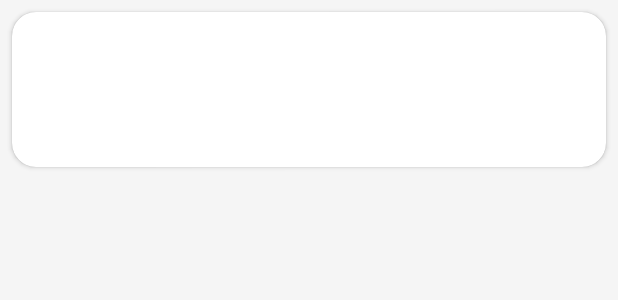
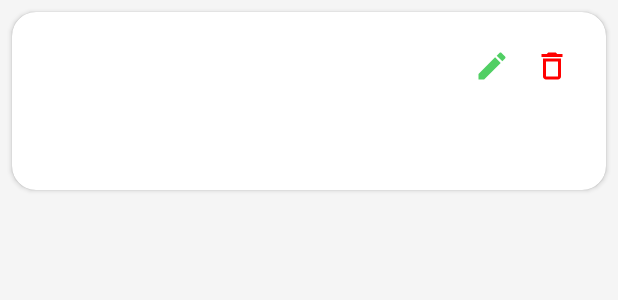
Before and after one commit to YoussefGri/Agenda, an Android app: the layout item_event.xml on its own in the app's theme, with its tools: preview values and no code run, on a phone screen of 412 x 824 dp. Shown: the top 300 px of the screen. Run offline under Robolectric (Android 15) with nearby library versions, the phone set to English and light mode, and no system bars.

Commit message:
final commit

```diff
--- /dev/null
+++ b/app/src/main/res/drawable/baseline_delete_outline_24.xml
@@ -0,0 +1,5 @@
+<vector xmlns:android="http://schemas.android.com/apk/res/android" android:height="24dp" android:tint="#FF0000" android:viewportHeight="24" android:viewportWidth="24" android:width="24dp">
+
+    <path android:fillColor="@android:color/white" android:pathData="M6,19c0,1.1 0.9,2 2,2h8c1.1,0 2,-0.9 2,-2L18,7L6,7v12zM8,9h8v10L8,19L8,9zM15.5,4l-1,-1h-5l-1,1L5,4v2h14L19,4z"/>
+
+</vector>
--- /dev/null
+++ b/app/src/main/res/drawable/baseline_edit_24.xml
@@ -0,0 +1,5 @@
+<vector xmlns:android="http://schemas.android.com/apk/res/android" android:height="24dp" android:tint="#51CF64" android:viewportHeight="24" android:viewportWidth="24" android:width="24dp">
+
+    <path android:fillColor="@android:color/white" android:pathData="M3,17.25V21h3.75L17.81,9.94l-3.75,-3.75L3,17.25zM20.71,7.04c0.39,-0.39 0.39,-1.02 0,-1.41l-2.34,-2.34c-0.39,-0.39 -1.02,-0.39 -1.41,0l-1.83,1.83 3.75,3.75 1.83,-1.83z"/>
+
+</vector>
--- a/app/src/main/res/layout/item_event.xml
+++ b/app/src/main/res/layout/item_event.xml
@@ -1,5 +1,4 @@
-<androidx.cardview.widget.CardView
-    xmlns:android="http://schemas.android.com/apk/res/android"
+<androidx.cardview.widget.CardView xmlns:android="http://schemas.android.com/apk/res/android"
     xmlns:app="http://schemas.android.com/apk/res-auto"
     android:layout_width="match_parent"
     android:layout_height="wrap_content"
@@ -14,14 +13,48 @@
         android:orientation="vertical"
         android:padding="16dp">
 
-        <!-- Titre de l'événement -->
-        <TextView
-            android:id="@+id/tvEventTitle"
+        <!-- Titre de l'événement + Boutons Modifier/Supprimer -->
+        <RelativeLayout
             android:layout_width="match_parent"
-            android:layout_height="wrap_content"
-            android:textSize="18sp"
-            android:textStyle="bold"
-            android:textColor="@android:color/black"/>
+            android:layout_height="wrap_content">
+
+            <!-- Titre -->
+            <TextView
+                android:id="@+id/tvEventTitle"
+                android:layout_width="wrap_content"
+                android:layout_height="wrap_content"
+                android:textSize="18sp"
+                android:textStyle="bold"
+                android:textColor="@android:color/black"
+                android:layout_alignParentStart="true"
+                android:layout_centerVertical="true"/>
+
+            <!-- Boutons Modifier et Supprimer -->
+            <LinearLayout
+                android:layout_width="wrap_content"
+                android:layout_height="wrap_content"
+                android:orientation="horizontal"
+                android:layout_alignParentEnd="true"
+                android:layout_centerVertical="true">
+
+                <ImageButton
+                    android:id="@+id/btnEdit"
+                    android:layout_width="40dp"
+                    android:layout_height="40dp"
+                    android:src="@drawable/baseline_edit_24"
+                    android:background="?attr/selectableItemBackgroundBorderless"
+                    android:contentDescription="Modifier"/>
+
+                <ImageButton
+                    android:id="@+id/btnDelete"
+                    android:layout_width="40dp"
+                    android:layout_height="40dp"
+                    android:src="@drawable/baseline_delete_outline_24"
+                    android:background="?attr/selectableItemBackgroundBorderless"
+                    android:contentDescription="Supprimer"/>
+            </LinearLayout>
+
+        </RelativeLayout>
 
         <!-- Heure de début et fin -->
         <TextView
@@ -40,6 +73,7 @@
             android:textSize="14sp"
             android:textColor="@android:color/black"
             android:layout_marginTop="4dp"/>
+
     </LinearLayout>
 
 </androidx.cardview.widget.CardView>
--- a/app/src/main/res/values/strings.xml
+++ b/app/src/main/res/values/strings.xml
@@ -10,5 +10,9 @@
     <string name="end_time">Heure de fin</string>
     <string name="description">Description</string>
     <string name="save_event">Enregistrer l\'événement</string>
-    <string name="no_event">Aucun Evenement</string>
+    <string name="no_event">Aucun Événement</string>
+    <string name="deleted_event">Événement supprimé</string>
+    <string name="empty_fields">Certains champs sont vides</string>
+    <string name="added_event">Événement ajouté</string>
+    <string name="updated_event">Événement modifié</string>
 </resources>
```
Also changed, not shown: app/src/main/java/com/example/agenda/AddEventActivity.java (+59 -12 lines), app/src/main/java/com/example/agenda/EventAdapter.java (+14 -1 lines), app/src/main/java/com/example/agenda/MainActivity.java (+31 -5 lines), app/src/main/java/com/example/agenda/database/EventDao.java (+7 -0 lines), 1 other file.
